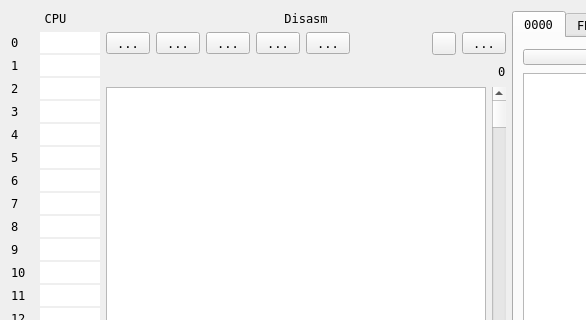
Qt form ui/debuger.ui (samstyle/Xpeccy) before a commit; both pictures show x 0 to 586 and y 0 to 320 of the 987 by 659 pixel window.
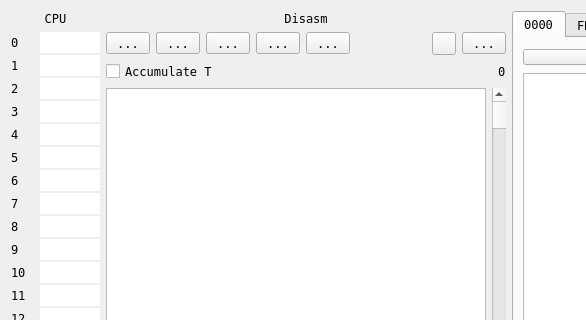
The same form after that commit. Icons and pictures are not drawn. Custom widgets are drawn as their Qt base class.

Commit message: build 20210714 + Fix NES CPU/PPU timings + deBUGa: add 'accumulate T-states' checkbox

Diff of the .ui file:
```diff
--- a/ui/debuger.ui
+++ b/ui/debuger.ui
@@ -1017,6 +1017,13 @@
      </item>
      <item>
       <layout class="QHBoxLayout" name="horizontalLayout_5">
+       <item>
+        <widget class="QCheckBox" name="cbAccT">
+         <property name="text">
+          <string>Accumulate T</string>
+         </property>
+        </widget>
+       </item>
        <item>
         <spacer name="horizontalSpacer_7">
          <property name="orientation">
```
The commit also changes 12 other files.
